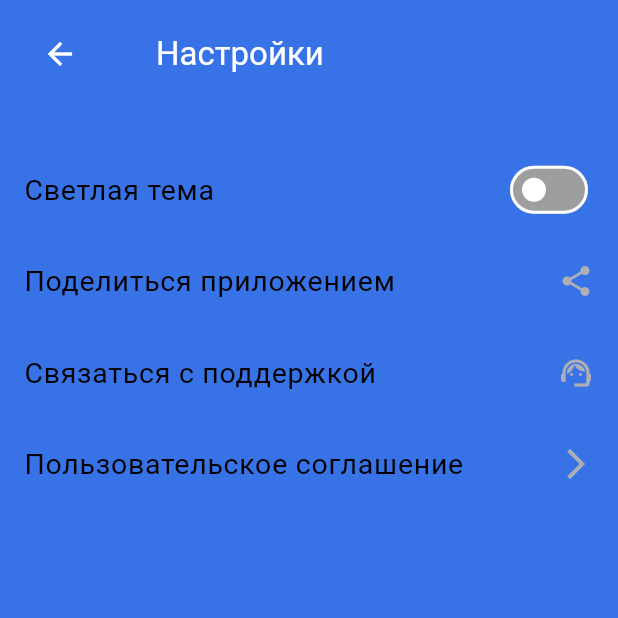
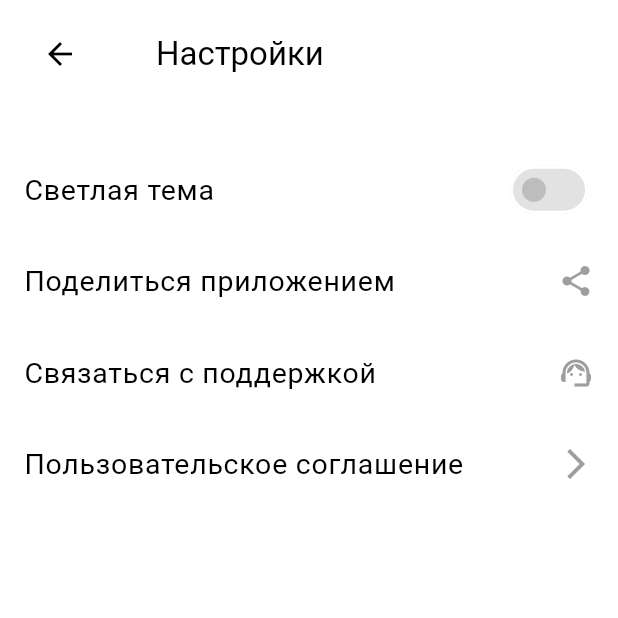
Before and after one commit to SalomandraC/MUmuSIC, a Flutter app: the screen it shows after launch, after a tap on "Настройки", on a phone screen of 412 x 824 dp, the top half of it. Run offline on Flutter 3.47's test engine with Material 3 defaults, Android fonts, the phone set to English and light mode, and no system bars; our stand-ins replace go_router, hive_flutter, share_plus; accounts and stored records are empty.

Commit message:
mobile v0.1

```diff
--- a/tier-maker/tiermaker/lib/home/presentation/screens/main_screen.dart
+++ b/tier-maker/tiermaker/lib/home/presentation/screens/main_screen.dart
@@ -12,20 +12,20 @@ class MainScreen extends StatelessWidget {
 
     final menuItems = [
       MenuItem(
-        icon: Icons.search,
-        title: 'Поиск',
+        icon: Icons.queue_music,
+        title: 'Моя медиатека',
         onTap: () {
           ScaffoldMessenger.of(context).showSnackBar(
-            const SnackBar(content: Text('Поиск (в разработке)')),
+            const SnackBar(content: Text('Нажмите "Моя медиатека"')),
           );
         },
       ),
       MenuItem(
         icon: Icons.library_music,
-        title: 'Моя медиатека',
+        title: 'Плейлисты',
         onTap: () {
           ScaffoldMessenger.of(context).showSnackBar(
-            const SnackBar(content: Text('Нажмите "Моя медиатека"')),
+            const SnackBar(content: Text('Плейлисты (в разработке)')),
           );
         },
       ),
@@ -53,7 +53,7 @@ class MainScreen extends StatelessWidget {
         child: Column(
           children: [
             const PanelHeader(
-              name: 'Tier Maker',
+              name: 'MUmuSIC',
             ),
             Expanded(
               child: Container(
--- a/tier-maker/tiermaker/lib/settings/presentation/screens/settings_screen.dart
+++ b/tier-maker/tiermaker/lib/settings/presentation/screens/settings_screen.dart
@@ -1,9 +1,9 @@
 import 'package:flutter/material.dart';
 import 'package:go_router/go_router.dart';
-import 'package:share_plus/share_plus.dart';
-import 'package:url_launcher/url_launcher.dart';
 import 'package:RandomTierList/core/global_widgets/panel_header.dart';
 import 'package:RandomTierList/settings/presentation/providers/settings_provider.dart';
+import 'package:RandomTierList/theme/theme.dart';
+import 'package:RandomTierList/settings/presentation/widgets/setting_support_functions.dart';
 
 class SettingsScreen extends StatelessWidget {
   const SettingsScreen({super.key});
@@ -14,13 +14,14 @@ class SettingsScreen extends StatelessWidget {
     final theme = Theme.of(context);
 
     return Scaffold(
-      backgroundColor: theme.scaffoldBackgroundColor,
+      backgroundColor: theme.colorScheme.surface,
       body: SafeArea(
         child: Column(
           children: [
             PanelHeader(
               name: 'Настройки',
               showBackButton: true,
+              textColor: theme.colorScheme.primary,
               onBackClick: () => context.pop(),
             ),
             Expanded(
@@ -37,24 +38,44 @@ class SettingsScreen extends StatelessWidget {
                         onChanged: (value) {
                           settingsModel.setTheme(value);
                         },
+                        thumbColor: MaterialStateProperty.resolveWith<Color>(
+                          (Set<MaterialState> states) {
+                            if (states.contains(MaterialState.selected)) {
+                              return settingsModel.appModel.isDarkTheme
+                                  ? AppTheme.primaryColorLight
+                                  : AppTheme.primaryColor;
+                            }
+                            return Colors.grey.shade400;
+                          },
+                        ),
+                        trackColor: MaterialStateProperty.resolveWith<Color>(
+                          (Set<MaterialState> states) {
+                            if (states.contains(MaterialState.selected)) {
+                              return (settingsModel.appModel.isDarkTheme
+                                      ? AppTheme.primaryColorLight
+                                      : AppTheme.primaryColor)
+                                  .withOpacity(0.5);
+                            }
+                            return Colors.grey.withOpacity(0.3);
+                          },
+                        ),
+                        materialTapTargetSize: MaterialTapTargetSize.shrinkWrap,
                       ),
                     ),
-                    // Поделиться приложением
                     SettingsItem(
                       text: 'Поделиться приложением',
                       icon: Icons.share,
-                      onTap: () => _shareApp(context),
+                      onTap: () => shareApp(context),
                     ),
-                    // Связаться с поддержкой
                     SettingsItem(
                       text: 'Связаться с поддержкой',
                       icon: Icons.support_agent,
-                      onTap: () => _contactSupport(context),
+                      onTap: () => contactSupport(context),
                     ),
                     SettingsItem(
                       text: 'Пользовательское соглашение',
                       icon: Icons.arrow_forward_ios,
-                      onTap: () => _openUserAgreement(context),
+                      onTap: () => openUserAgreement(context),
                     ),
                   ],
                 ),
@@ -65,71 +86,8 @@ class SettingsScreen extends StatelessWidget {
       ),
     );
   }
-
-  Future<void> _shareApp(BuildContext context) async {
-    try {
-      await Share.share(
-        'Попробуйте Tier Maker - создавайте тир-листы!',
-        subject: 'Tier Maker',
-      );
-    } catch (e) {
-      if (context.mounted) {
-        ScaffoldMessenger.of(context).showSnackBar(
-          const SnackBar(content: Text('Ошибка при попытке поделиться')),
-        );
-      }
-    }
-  }
-
-  Future<void> _contactSupport(BuildContext context) async {
-    try {
-      final email = 'kazak.petrushin@yandex.ru';
-      final subject = Uri.encodeComponent('Поддержка Tier Maker');
-      final body = Uri.encodeComponent('Здравствуйте,\n\n');
-      final uri = Uri.parse('mailto:$email?subject=$subject&body=$body');
-
-      if (await canLaunchUrl(uri)) {
-        await launchUrl(uri);
-      } else {
-        if (context.mounted) {
-          ScaffoldMessenger.of(context).showSnackBar(
-            SnackBar(content: Text('Email: $email')),
-          );
-        }
-      }
-    } catch (e) {
-      if (context.mounted) {
-        ScaffoldMessenger.of(context).showSnackBar(
-          const SnackBar(content: Text('Ошибка при открытии почты')),
-        );
-      }
-    }
-  }
-
-  Future<void> _openUserAgreement(BuildContext context) async {
-    try {
-      // Замените на реальный URL пользовательского соглашения
-      final uri = Uri.parse('https://example.com/user-agreement');
-      if (await canLaunchUrl(uri)) {
-        await launchUrl(uri, mode: LaunchMode.externalApplication);
-      } else {
-        if (context.mounted) {
-          ScaffoldMessenger.of(context).showSnackBar(
-            const SnackBar(content: Text('Не удалось открыть соглашение')),
-          );
-        }
-      }
-    } catch (e) {
-      if (context.mounted) {
-        ScaffoldMessenger.of(context).showSnackBar(
-          const SnackBar(content: Text('Ошибка при открытии соглашения')),
-        );
-      }
-    }
-  }
 }
 
-/// Виджет элемента настроек
 class SettingsItem extends StatelessWidget {
   final String text;
   final IconData? icon;
--- /dev/null
+++ b/tier-maker/tiermaker/lib/settings/presentation/widgets/setting_support_functions.dart
@@ -0,0 +1,64 @@
+import 'package:flutter/material.dart';
+import 'package:share_plus/share_plus.dart';
+import 'package:url_launcher/url_launcher.dart';
+
+Future<void> shareApp(BuildContext context) async {
+    try {
+      await Share.share(
+        'Попробуйте Tier Maker - создавайте тир-листы!',
+        subject: 'Tier Maker',
+      );
+    } catch (e) {
+      if (context.mounted) {
+        ScaffoldMessenger.of(context).showSnackBar(
+          const SnackBar(content: Text('Ошибка при попытке поделиться')),
+        );
+      }
+    }
+  }
+
+  Future<void> contactSupport(BuildContext context) async {
+    try {
+      final email = 'kazak.petrushin@yandex.ru';
+      final subject = Uri.encodeComponent('Поддержка Tier Maker');
+      final body = Uri.encodeComponent('Здравствуйте,\n\n');
+      final uri = Uri.parse('mailto:$email?subject=$subject&body=$body');
+
+      if (await canLaunchUrl(uri)) {
+        await launchUrl(uri);
+      } else {
+        if (context.mounted) {
+          ScaffoldMessenger.of(context).showSnackBar(
+            SnackBar(content: Text('Email: $email')),
+          );
+        }
+      }
+    } catch (e) {
+      if (context.mounted) {
+        ScaffoldMessenger.of(context).showSnackBar(
+          const SnackBar(content: Text('Ошибка при открытии почты')),
+        );
+      }
+    }
+  }
+
+  Future<void> openUserAgreement(BuildContext context) async {
+    try {
+      final uri = Uri.parse('https://docs.flutter.dev/');
+      if (await canLaunchUrl(uri)) {
+        await launchUrl(uri, mode: LaunchMode.externalApplication);
+      } else {
+        if (context.mounted) {
+          ScaffoldMessenger.of(context).showSnackBar(
+            const SnackBar(content: Text('Не удалось открыть соглашение')),
+          );
+        }
+      }
+    } catch (e) {
+      if (context.mounted) {
+        ScaffoldMessenger.of(context).showSnackBar(
+          const SnackBar(content: Text('Ошибка при открытии соглашения')),
+        );
+      }
+    }
+  }
--- a/tier-maker/tiermaker/lib/theme/theme.dart
+++ b/tier-maker/tiermaker/lib/theme/theme.dart
@@ -1,32 +1,93 @@
 import 'package:flutter/material.dart';
 
 /// Цветовая схема приложения
-/// Соответствует Kotlin версии из PlaylistMaker
 abstract class AppTheme {
-  // Основной цвет фона (синий)
-  static const Color primaryBackgroundColor = Color.fromRGBO(55, 114, 231, 1.0);
+
+  /// Основные цвета
+  static const Color whiteColor = Colors.white;
+  static const Color blackColor = Colors.black;
+  static const Color greyColor = Colors.grey;
+  static const Color redColor = Colors.red;
+  static const Color orangeColor = Colors.orange;
+  static const Color yellowColor = Colors.yellow;
+  static const Color greenColor = Colors.green;
+  static const Color blueColor = Colors.blue;
+  static const Color indigoColor = Colors.indigo;
+  static const Color purpleColor = Colors.purple;
+  static const Color pinkColor = Colors.pink;
+  static const Color brownColor = Colors.brown;
+
+  // Основной цвет (красный)
+  static const Color primaryColor = Color(0xFFFF0000); // #FF0000
+  static const Color primaryColorDark = Color(0xFFBF3030); // #BF3030
+  static const Color primaryColorDarker = Color(0xFFA60000); // #A60000
+  static const Color primaryColorLight = Color(0xFFFF4040); // #FF4040
+  static const Color primaryColorLighter = Color(0xFFFF7373); // #FF7373
+
+  // Вторичный цвет A (оранжевый)
+  static const Color secondaryColorA = Color(0xFFFF7400); // #FF7400
+  static const Color secondaryColorADark = Color(0xFFBF7130); // #BF7130
+  static const Color secondaryColorADarker = Color(0xFFA64B00); // #A64B00
+  static const Color secondaryColorALight = Color(0xFFFF9640); // #FF9640
+  static const Color secondaryColorALighter = Color(0xFFFFB273); // #FFB273
+
+  // Вторичный цвет B (розовый/пурпурный)
+  static const Color secondaryColorB = Color(0xFFCD0074); // #CD0074
+  static const Color secondaryColorBDark = Color(0xFF992667); // #992667
+  static const Color secondaryColorBDarker = Color(0xFF85004B); // #85004B
+  static const Color secondaryColorBLight = Color(0xFFE6399B); // #E6399B
+  static const Color secondaryColorBLighter = Color(0xFFE667AF); // #E667AF
+
+  // Основной цвет фона
+  // Используется: scaffoldBackgroundColor - фон всего экрана (Scaffold)
+  static const Color primaryBackgroundColor = primaryColor;
 
   // Цвета для светлой темы
-  static const Color lightPrimary = Colors.black;
-  static const Color lightOnPrimary = Colors.white;
-  static const Color lightSecondary = Colors.grey;
-  static const Color lightOnSecondary = Colors.black;
-  static const Color lightSurface = Colors.grey;
-  static const Color lightOnSurface = Colors.black;
-  static const Color lightOnSurfaceVariant = Color.fromRGBO(174, 175, 180, 1.0);
-  static const Color lightInverseSurface = Color.fromRGBO(230, 232, 235, 1.0);
-  static const Color lightScrim = Color.fromRGBO(174, 175, 180, 1.0);
+
+  // Используется: colorScheme.primary - иконки меню (MenuItemWidget), текст настроек (SettingsItem)
+  static const Color lightPrimary = blackColor;
+  // OnPrimary - цвет текста/иконок на primary фоне
+  static const Color lightOnPrimary = blackColor;
+  // Secondary - вторичный акцентный цвет (оранжевый)
+  static const Color lightSecondary = secondaryColorA;
+  // OnSecondary - цвет текста/иконок на secondary фоне
+  static const Color lightOnSecondary = whiteColor;
+  // Surface - цвет поверхности для контента
+  static const Color lightSurface = whiteColor;
+  // OnSurface - основной цвет текста на surface
+  static const Color lightOnSurface = blackColor;
+  // OnSurfaceVariant - вторичный цвет текста/иконок на surface
+  static const Color lightOnSurfaceVariant = greyColor;
+  // InverseSurface - инвертированная поверхность
+  // Используется: colorScheme.inverseSurface - для специальных случаев инверсии
+  static const Color lightInverseSurface = pinkColor;
+  // Scrim - затемнение фона
+  static const Color lightScrim = Color.fromRGBO(0, 0, 0, 0.5);
 
   // Цвета для темной темы
-  static const Color darkPrimary = Colors.white;
-  static const Color darkOnPrimary = Colors.black;
-  static const Color darkSecondary = Colors.blue;
-  static const Color darkOnSecondary = Colors.white;
-  static const Color darkSurface = Colors.white;
-  static const Color darkOnSurface = Colors.white;
-  static const Color darkOnSurfaceVariant = Colors.black;
-  static const Color darkInverseSurface = Colors.white;
-  static const Color darkScrim = Colors.white;
+  // Primary - основной акцентный цвет (светло-красный для лучшей видимости)
+  // Используется: colorScheme.primary - иконки и текст в темной теме
+  static const Color darkPrimary = whiteColor;
+  // OnPrimary - цвет текста/иконок на primary фоне
+  // Используется: colorScheme.onPrimary - текст на кнопках с primary цветом
+  static const Color darkOnPrimary = whiteColor;
+  // Secondary - вторичный акцентный цвет (светло-оранжевый)
+  static const Color darkSecondary = secondaryColorBLighter;
+  // OnSecondary - цвет текста/иконок на secondary фоне
+  // Используется: colorScheme.onSecondary - текст на элементах с secondary цветом
+  static const Color darkOnSecondary = whiteColor;
+  // Surface - цвет поверхности для контента (темно-красный)
+  // Используется: colorScheme.surface - фон контейнера с контентом в темной теме
+  static const Color darkSurface = blackColor;
+  // OnSurface - основной цвет текста на surface (белый для контраста)
+  static const Color darkOnSurface = whiteColor;
+  // OnSurfaceVariant - вторичный цвет текста/иконок на surface
+  static const Color darkOnSurfaceVariant = greyColor;
+  // InverseSurface - инвертированная поверхность
+  // Используется: colorScheme.inverseSurface - для специальных случаев инверсии
+  static const Color darkInverseSurface = whiteColor;
+  // Scrim - затемнение фона (более темное для темной темы)
+  static const Color darkScrim = Color.fromRGBO(0, 0, 0, 0.7);
 
   /// Светлая тема
   static ThemeData get ligthTheme {
@@ -39,7 +100,8 @@ abstract class AppTheme {
         onPrimary: lightOnPrimary,
         secondary: lightSecondary,
         onSecondary: lightOnSecondary,
-        tertiary: Colors.pink,
+        tertiary: secondaryColorB,
+        onTertiary: Colors.white,
         background: primaryBackgroundColor,
         onBackground: Colors.white,
         surface: lightSurface,
@@ -109,7 +171,8 @@ abstract class AppTheme {
         onPrimary: darkOnPrimary,
         secondary: darkSecondary,
         onSecondary: darkOnSecondary,
-        tertiary: Colors.pink,
+        tertiary: secondaryColorBLight,
+        onTertiary: Colors.white,
         background: primaryBackgroundColor,
         onBackground: Colors.white,
         surface: darkSurface,
```
